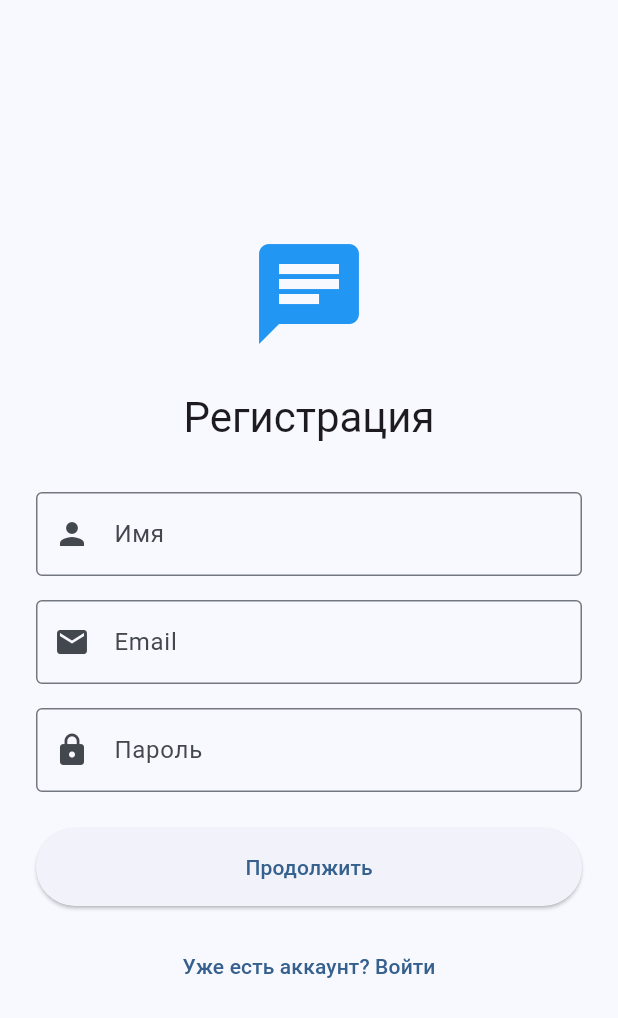
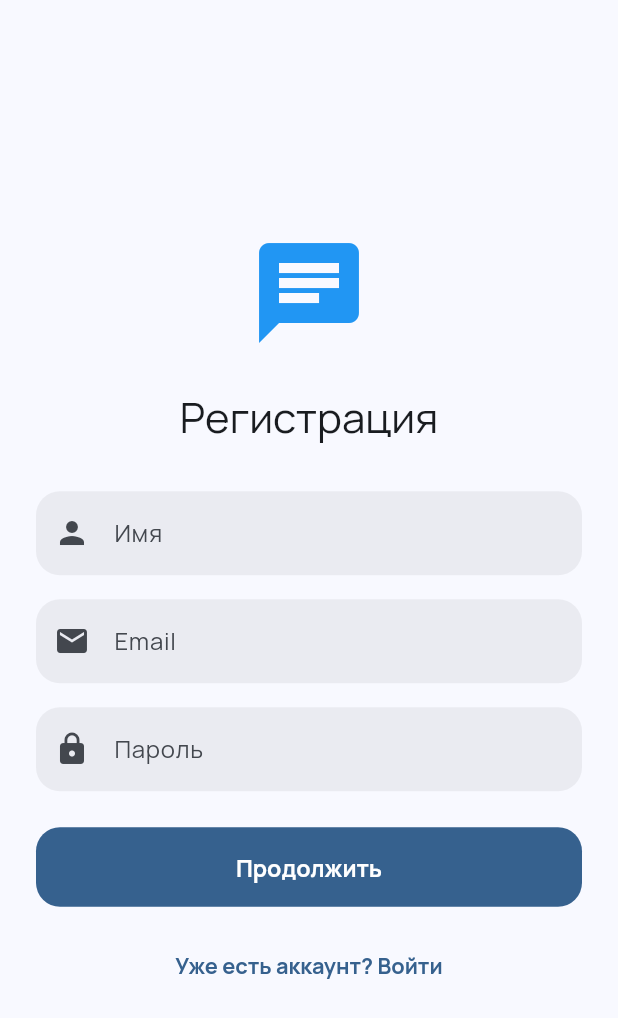
Before and after one commit to moraziss/realtime_chat_app, a Flutter app: the screen it shows after launch, after a tap on "Нет аккаунта? Зарегистрироваться", on a phone screen of 412 x 824 dp. Shown: the top 1018 px of the screen. Run offline on Flutter 3.47's test engine with Material 3 defaults, Android fonts, the light colour scheme and no system bars; our stand-ins replace file_picker, flutter_staggered_animations, go_router, google_fonts, image_picker, shared_preferences; missing offline and left inert: flutter_chat_core, flutter_chat_ui.

Commit message:
feat(theme): introduce centralized Material 3 theme system
App styling was scattered ThemeData with only a seeded ColorScheme, so
every screen fell back to plain default widgets (square inputs, flat
buttons, generic dialogs). Add lib/theme/app_theme.dart to build one
cohesive light/dark theme (Google Fonts Manrope, rounded inputs,
buttons, cards, dialogs, sheets, tabs) from the user's chosen accent
color and font scale, and wire main.dart to use it instead of building
ThemeData inline.

```diff
--- a/client/lib/main.dart
+++ b/client/lib/main.dart
@@ -10,6 +10,7 @@ import 'screens/chat_screen.dart';
 import 'providers/theme_provider.dart';
 import 'services/auth_service.dart';
 import 'theme_notifier.dart';
+import 'theme/app_theme.dart';
 
 void main() async {
   WidgetsFlutterBinding.ensureInitialized();
@@ -65,22 +66,19 @@ class MessengerApp extends StatelessWidget {
         return ValueListenableBuilder<double>(
           valueListenable: appFontSizeNotifier,
           builder: (context, fontSizeFactor, _) {
-            final lightScheme = ColorScheme.fromSeed(seedColor: color, brightness: Brightness.light);
-            final darkScheme = ColorScheme.fromSeed(seedColor: color, brightness: Brightness.dark);
-
             return MaterialApp.router(
               title: 'Мессенджер',
               debugShowCheckedModeBanner: false,
               themeMode: themeProvider.themeMode,
-              theme: ThemeData(
-                colorScheme: lightScheme,
-                useMaterial3: true,
-                textTheme: _applyFontSize(ThemeData.light().textTheme, fontSizeFactor),
+              theme: AppTheme.build(
+                seedColor: color,
+                brightness: Brightness.light,
+                fontScale: fontSizeFactor,
               ),
-              darkTheme: ThemeData(
-                colorScheme: darkScheme,
-                useMaterial3: true,
-                textTheme: _applyFontSize(ThemeData.dark().textTheme, fontSizeFactor),
+              darkTheme: AppTheme.build(
+                seedColor: color,
+                brightness: Brightness.dark,
+                fontScale: fontSizeFactor,
               ),
               routerConfig: _router,
             );
@@ -89,24 +87,4 @@ class MessengerApp extends StatelessWidget {
       },
     );
   }
-
-  TextTheme _applyFontSize(TextTheme base, double factor) {
-    return base.copyWith(
-      displayLarge: base.displayLarge?.copyWith(fontSize: (base.displayLarge?.fontSize ?? 57) * factor),
-      displayMedium: base.displayMedium?.copyWith(fontSize: (base.displayMedium?.fontSize ?? 45) * factor),
-      displaySmall: base.displaySmall?.copyWith(fontSize: (base.displaySmall?.fontSize ?? 36) * factor),
-      headlineLarge: base.headlineLarge?.copyWith(fontSize: (base.headlineLarge?.fontSize ?? 32) * factor),
-      headlineMedium: base.headlineMedium?.copyWith(fontSize: (base.headlineMedium?.fontSize ?? 28) * factor),
-      headlineSmall: base.headlineSmall?.copyWith(fontSize: (base.headlineSmall?.fontSize ?? 24) * factor),
-      titleLarge: base.titleLarge?.copyWith(fontSize: (base.titleLarge?.fontSize ?? 22) * factor),
-      titleMedium: base.titleMedium?.copyWith(fontSize: (base.titleMedium?.fontSize ?? 16) * factor),
-      titleSmall: base.titleSmall?.copyWith(fontSize: (base.titleSmall?.fontSize ?? 14) * factor),
-      bodyLarge: base.bodyLarge?.copyWith(fontSize: (base.bodyLarge?.fontSize ?? 16) * factor),
-      bodyMedium: base.bodyMedium?.copyWith(fontSize: (base.bodyMedium?.fontSize ?? 14) * factor),
-      bodySmall: base.bodySmall?.copyWith(fontSize: (base.bodySmall?.fontSize ?? 12) * factor),
-      labelLarge: base.labelLarge?.copyWith(fontSize: (base.labelLarge?.fontSize ?? 14) * factor),
-      labelMedium: base.labelMedium?.copyWith(fontSize: (base.labelMedium?.fontSize ?? 12) * factor),
-      labelSmall: base.labelSmall?.copyWith(fontSize: (base.labelSmall?.fontSize ?? 11) * factor),
-    );
-  }
 }
--- /dev/null
+++ b/client/lib/theme/app_theme.dart
@@ -0,0 +1,270 @@
+import 'package:flutter/material.dart';
+import 'package:google_fonts/google_fonts.dart';
+
+/// Единая точка сборки [ThemeData] для всего приложения.
+///
+/// Держит акцентный цвет пользователя (seed) и масштаб шрифта в одном месте,
+/// чтобы каждому экрану не приходилось вручную стилизовать поля ввода,
+/// кнопки, диалоги и т.д. — они наследуют вид отсюда.
+class AppTheme {
+  AppTheme._();
+
+  static ThemeData build({
+    required Color seedColor,
+    required Brightness brightness,
+    required double fontScale,
+  }) {
+    final isDark = brightness == Brightness.dark;
+    final colorScheme = ColorScheme.fromSeed(
+      seedColor: seedColor,
+      brightness: brightness,
+    );
+
+    final baseTextTheme = isDark ? ThemeData.dark().textTheme : ThemeData.light().textTheme;
+    final textTheme = _scaleText(
+      GoogleFonts.manropeTextTheme(baseTextTheme).apply(
+        bodyColor: colorScheme.onSurface,
+        displayColor: colorScheme.onSurface,
+      ),
+      fontScale,
+    );
+
+    final radiusL = BorderRadius.circular(20);
+    final radiusM = BorderRadius.circular(16);
+
+    return ThemeData(
+      useMaterial3: true,
+      brightness: brightness,
+      colorScheme: colorScheme,
+      fontFamily: GoogleFonts.manrope().fontFamily,
+      scaffoldBackgroundColor: colorScheme.surface,
+      textTheme: textTheme,
+      splashFactory: InkRipple.splashFactory,
+      visualDensity: VisualDensity.standard,
+
+      appBarTheme: AppBarTheme(
+        backgroundColor: Colors.transparent,
+        surfaceTintColor: Colors.transparent,
+        foregroundColor: colorScheme.onSurface,
+        elevation: 0,
+        scrolledUnderElevation: 0,
+        centerTitle: false,
+        iconTheme: IconThemeData(color: colorScheme.onSurface),
+        titleTextStyle: GoogleFonts.manrope(
+          fontSize: 20 * fontScale,
+          fontWeight: FontWeight.w800,
+          color: colorScheme.onSurface,
+          letterSpacing: -0.3,
+        ),
+      ),
+
+      inputDecorationTheme: InputDecorationTheme(
+        filled: true,
+        isDense: false,
+        fillColor: colorScheme.surfaceContainerHighest.withOpacity(isDark ? 0.35 : 0.6),
+        contentPadding: const EdgeInsets.symmetric(horizontal: 18, vertical: 16),
+        labelStyle: TextStyle(color: colorScheme.onSurfaceVariant),
+        hintStyle: TextStyle(color: colorScheme.onSurfaceVariant.withOpacity(0.7)),
+        prefixIconColor: colorScheme.onSurfaceVariant,
+        suffixIconColor: colorScheme.onSurfaceVariant,
+        border: OutlineInputBorder(borderRadius: radiusM, borderSide: BorderSide.none),
+        enabledBorder: OutlineInputBorder(borderRadius: radiusM, borderSide: BorderSide.none),
+        disabledBorder: OutlineInputBorder(borderRadius: radiusM, borderSide: BorderSide.none),
+        focusedBorder: OutlineInputBorder(
+          borderRadius: radiusM,
+          borderSide: BorderSide(color: colorScheme.primary, width: 1.6),
+        ),
+        errorBorder: OutlineInputBorder(
+          borderRadius: radiusM,
+          borderSide: BorderSide(color: colorScheme.error, width: 1.3),
+        ),
+        focusedErrorBorder: OutlineInputBorder(
+          borderRadius: radiusM,
+          borderSide: BorderSide(color: colorScheme.error, width: 1.6),
+        ),
+      ),
+
+      elevatedButtonTheme: ElevatedButtonThemeData(
+        style: ElevatedButton.styleFrom(
+          backgroundColor: colorScheme.primary,
+          foregroundColor: colorScheme.onPrimary,
+          disabledBackgroundColor: colorScheme.onSurface.withOpacity(0.08),
+          elevation: 0,
+          padding: const EdgeInsets.symmetric(vertical: 16, horizontal: 24),
+          minimumSize: const Size(0, 52),
+          shape: RoundedRectangleBorder(borderRadius: radiusM),
+          textStyle: GoogleFonts.manrope(fontWeight: FontWeight.w700, fontSize: 15.5 * fontScale),
+        ),
+      ),
+
+      filledButtonTheme: FilledButtonThemeData(
+        style: FilledButton.styleFrom(
+          backgroundColor: colorScheme.primary,
+          foregroundColor: colorScheme.onPrimary,
+          padding: const EdgeInsets.symmetric(vertical: 16, horizontal: 24),
+          minimumSize: const Size(0, 52),
+          shape: RoundedRectangleBorder(borderRadius: radiusM),
+          textStyle: GoogleFonts.manrope(fontWeight: FontWeight.w700, fontSize: 15.5 * fontScale),
+        ),
+      ),
+
+      textButtonTheme: TextButtonThemeData(
+        style: TextButton.styleFrom(
+          foregroundColor: colorScheme.primary,
+          textStyle: GoogleFonts.manrope(fontWeight: FontWeight.w700, fontSize: 14.5 * fontScale),
+          shape: RoundedRectangleBorder(borderRadius: BorderRadius.circular(12)),
+        ),
+      ),
+
+      outlinedButtonTheme: OutlinedButtonThemeData(
+        style: OutlinedButton.styleFrom(
+          foregroundColor: colorScheme.primary,
+          side: BorderSide(color: colorScheme.outlineVariant),
+          padding: const EdgeInsets.symmetric(vertical: 16, horizontal: 24),
+          minimumSize: const Size(0, 52),
+          shape: RoundedRectangleBorder(borderRadius: radiusM),
+        ),
+      ),
+
+      cardTheme: CardThemeData(
+        elevation: 0,
+        color: colorScheme.surfaceContainerHigh,
+        margin: EdgeInsets.zero,
+        shape: RoundedRectangleBorder(borderRadius: radiusL),
+      ),
+
+      dialogTheme: DialogThemeData(
+        backgroundColor: colorScheme.surface,
+        surfaceTintColor: Colors.transparent,
+        elevation: 6,
+        shape: RoundedRectangleBorder(borderRadius: BorderRadius.circular(26)),
+        titleTextStyle: GoogleFonts.manrope(
+          fontSize: 19 * fontScale,
+          fontWeight: FontWeight.w800,
+          color: colorScheme.onSurface,
+        ),
+        contentTextStyle: GoogleFonts.manrope(
+          fontSize: 14.5 * fontScale,
+          color: colorScheme.onSurfaceVariant,
+          height: 1.4,
+        ),
+      ),
+
+      bottomSheetTheme: BottomSheetThemeData(
+        backgroundColor: colorScheme.surface,
+        surfaceTintColor: Colors.transparent,
+        modalBackgroundColor: colorScheme.surface,
+        shape: const RoundedRectangleBorder(
+          borderRadius: BorderRadius.vertical(top: Radius.circular(28)),
+        ),
+      ),
+
+      snackBarTheme: SnackBarThemeData(
+        behavior: SnackBarBehavior.floating,
+        backgroundColor: colorScheme.inverseSurface,
+        contentTextStyle: TextStyle(color: colorScheme.onInverseSurface, fontFamily: GoogleFonts.manrope().fontFamily),
+        shape: RoundedRectangleBorder(borderRadius: BorderRadius.circular(14)),
+      ),
+
+      dividerTheme: DividerThemeData(
+        color: colorScheme.outlineVariant.withOpacity(0.4),
+        space: 1,
+        thickness: 1,
+      ),
+
+      listTileTheme: ListTileThemeData(
+        iconColor: colorScheme.primary,
+        textColor: colorScheme.onSurface,
+        shape: RoundedRectangleBorder(borderRadius: BorderRadius.circular(14)),
+      ),
+
+      switchTheme: SwitchThemeData(
+        thumbColor: WidgetStateProperty.resolveWith(
+          (states) => states.contains(WidgetState.selected) ? colorScheme.primary : null,
+        ),
+        trackColor: WidgetStateProperty.resolveWith(
+          (states) => states.contains(WidgetState.selected)
+              ? colorScheme.primary.withOpacity(0.35)
+              : null,
+        ),
+      ),
+
+      sliderTheme: SliderThemeData(
+        activeTrackColor: colorScheme.primary,
+        thumbColor: colorScheme.primary,
+        overlayColor: colorScheme.primary.withOpacity(0.15),
+        inactiveTrackColor: colorScheme.surfaceContainerHighest,
+      ),
+
+      floatingActionButtonTheme: FloatingActionButtonThemeData(
+        backgroundColor: colorScheme.primary,
+        foregroundColor: colorScheme.onPrimary,
+        elevation: 2,
+        highlightElevation: 6,
+        shape: RoundedRectangleBorder(borderRadius: BorderRadius.circular(18)),
+      ),
+
+      popupMenuTheme: PopupMenuThemeData(
+        color: colorScheme.surfaceContainerHigh,
+        surfaceTintColor: Colors.transparent,
+        elevation: 6,
+        shape: RoundedRectangleBorder(borderRadius: BorderRadius.circular(16)),
+        textStyle: TextStyle(color: colorScheme.onSurface, fontFamily: GoogleFonts.manrope().fontFamily),
+      ),
+
+      tabBarTheme: TabBarThemeData(
+        dividerColor: Colors.transparent,
+        indicatorColor: colorScheme.primary,
+        indicatorSize: TabBarIndicatorSize.label,
+        labelColor: colorScheme.primary,
+        unselectedLabelColor: colorScheme.onSurfaceVariant,
+        labelStyle: GoogleFonts.manrope(fontWeight: FontWeight.w700, fontSize: 14 * fontScale),
+        unselectedLabelStyle: GoogleFonts.manrope(fontWeight: FontWeight.w600, fontSize: 14 * fontScale),
+      ),
+
+      progressIndicatorTheme: ProgressIndicatorThemeData(
+        color: colorScheme.primary,
+        circularTrackColor: colorScheme.primary.withOpacity(0.12),
+        linearTrackColor: colorScheme.primary.withOpacity(0.12),
+      ),
+
+      checkboxTheme: CheckboxThemeData(
+        fillColor: WidgetStateProperty.resolveWith(
+          (states) => states.contains(WidgetState.selected) ? colorScheme.primary : null,
+        ),
+        shape: RoundedRectangleBorder(borderRadius: BorderRadius.circular(6)),
+      ),
+
+      drawerTheme: DrawerThemeData(
+        backgroundColor: colorScheme.surface,
+        surfaceTintColor: Colors.transparent,
+        shape: const RoundedRectangleBorder(
+          borderRadius: BorderRadius.horizontal(right: Radius.circular(24)),
+        ),
+      ),
+    );
+  }
+
+  static TextTheme _scaleText(TextTheme base, double factor) {
+    TextStyle? scale(TextStyle? style, double fallback) =>
+        style?.copyWith(fontSize: (style.fontSize ?? fallback) * factor);
+
+    return base.copyWith(
+      displayLarge: scale(base.displayLarge, 57),
+      displayMedium: scale(base.displayMedium, 45),
+      displaySmall: scale(base.displaySmall, 36),
+      headlineLarge: scale(base.headlineLarge, 32),
+      headlineMedium: scale(base.headlineMedium, 28),
+      headlineSmall: scale(base.headlineSmall, 24),
+      titleLarge: scale(base.titleLarge, 22),
+      titleMedium: scale(base.titleMedium, 16),
+      titleSmall: scale(base.titleSmall, 14),
+      bodyLarge: scale(base.bodyLarge, 16),
+      bodyMedium: scale(base.bodyMedium, 14),
+      bodySmall: scale(base.bodySmall, 12),
+      labelLarge: scale(base.labelLarge, 14),
+      labelMedium: scale(base.labelMedium, 12),
+      labelSmall: scale(base.labelSmall, 11),
+    );
+  }
+}
--- a/client/pubspec.yaml
+++ b/client/pubspec.yaml
@@ -42,6 +42,9 @@ dependencies:
   # Форматирование дат (используется в profile_screen.dart)
   intl: ^0.20.2
 
+  # Красивая типографика
+  google_fonts: ^8.1.0
+
 dev_dependencies:
   flutter_test:
     sdk: flutter
```
Also changed, not shown: client/pubspec.lock.
